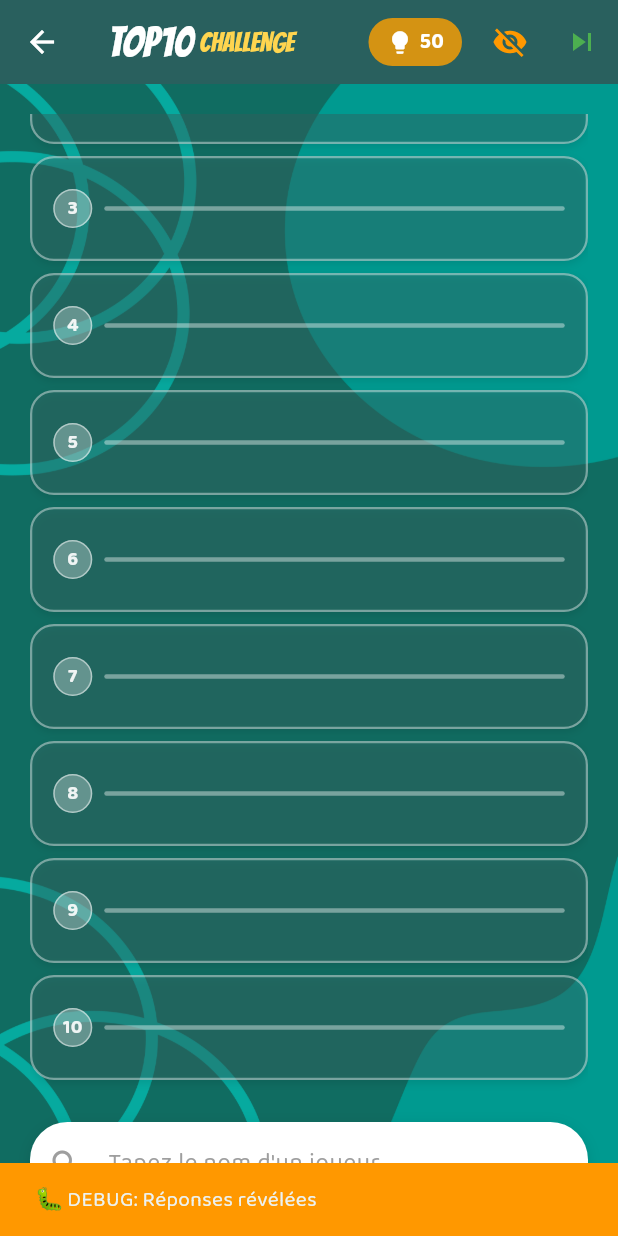
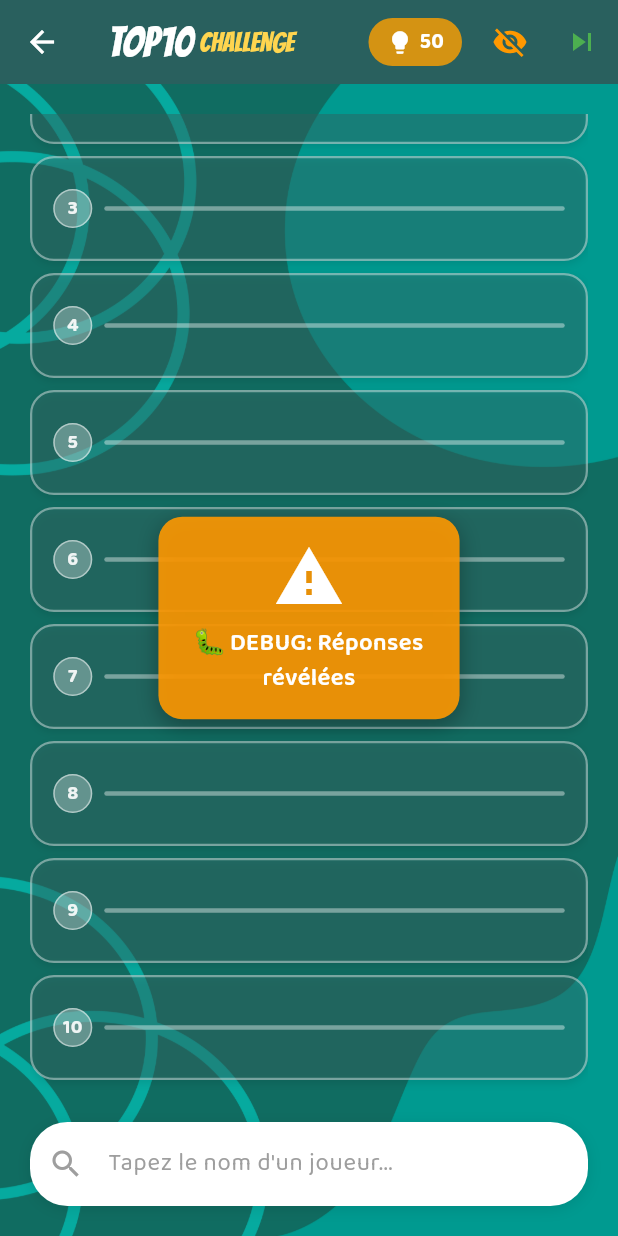
Before and after one commit to matMISY/top10challenge, a Flutter app: the GameScreen screen opened directly with empty values, scrolled down 302 dp, after a tap on the "visibility" icon, on a phone screen of 412 x 824 dp. Run offline on Flutter 3.47's test engine with Material 3 defaults, Android fonts, the phone set to English and light mode, and no system bars; our stand-ins replace google_fonts, google_mobile_ads, shared_preferences; missing offline and left inert: flag; accounts and stored records are empty; project files that could hold a hidden picture were left out.

Commit message:
Remplacer les SnackBar par un système de feedback overlay animé
- Créer le widget OverlayFeedback avec animations centrées (scale, shake, fade)
- Ajouter le service FeedbackService pour la gestion centralisée
- Implémenter la configuration FeedbackConfig (durée paramétrable à 1.5s)
- Remplacer tous les SnackBar dans game_screen.dart et home_screen.dart
- Ajouter feedback pour bonnes réponses et action pub pour points insuffisants
- Améliorer l'UX avec animations différenciées et feedback haptique

🤖 Generated with [Claude Code](https://claude.ai/code)

Co-Authored-By: Claude <noreply@anthropic.com>

```diff
--- /dev/null
+++ b/lib/config/feedback_config.dart
@@ -0,0 +1,35 @@
+class FeedbackConfig {
+  // Durées des feedbacks overlay (en millisecondes)
+  static const int defaultFeedbackDurationMs = 1500;
+  static const int shortFeedbackDurationMs = 1000;
+  static const int longFeedbackDurationMs = 3000;
+
+  // Durées par type de feedback
+  static const int successFeedbackDurationMs = defaultFeedbackDurationMs;
+  static const int errorFeedbackDurationMs = defaultFeedbackDurationMs;
+  static const int warningFeedbackDurationMs = defaultFeedbackDurationMs;
+  static const int infoFeedbackDurationMs = defaultFeedbackDurationMs;
+  static const int pointsFeedbackDurationMs = defaultFeedbackDurationMs;
+  static const int livesFeedbackDurationMs = defaultFeedbackDurationMs;
+
+  // Durées pour des cas spécifiques (si nécessaire)
+  static const int gameOverFeedbackDurationMs = longFeedbackDurationMs;
+  static const int levelCompletedFeedbackDurationMs = longFeedbackDurationMs;
+  static const int debugFeedbackDurationMs = shortFeedbackDurationMs;
+
+  // Getters pour faciliter l'utilisation
+  static Duration get defaultDuration => Duration(milliseconds: defaultFeedbackDurationMs);
+  static Duration get shortDuration => Duration(milliseconds: shortFeedbackDurationMs);
+  static Duration get longDuration => Duration(milliseconds: longFeedbackDurationMs);
+
+  static Duration get successDuration => Duration(milliseconds: successFeedbackDurationMs);
+  static Duration get errorDuration => Duration(milliseconds: errorFeedbackDurationMs);
+  static Duration get warningDuration => Duration(milliseconds: warningFeedbackDurationMs);
+  static Duration get infoDuration => Duration(milliseconds: infoFeedbackDurationMs);
+  static Duration get pointsDuration => Duration(milliseconds: pointsFeedbackDurationMs);
+  static Duration get livesDuration => Duration(milliseconds: livesFeedbackDurationMs);
+
+  static Duration get gameOverDuration => Duration(milliseconds: gameOverFeedbackDurationMs);
+  static Duration get levelCompletedDuration => Duration(milliseconds: levelCompletedFeedbackDurationMs);
+  static Duration get debugDuration => Duration(milliseconds: debugFeedbackDurationMs);
+}
--- /dev/null
+++ b/lib/services/feedback_service.dart
@@ -0,0 +1,120 @@
+import 'package:flutter/material.dart';
+import '../widgets/overlay_feedback.dart';
+import '../config/feedback_config.dart';
+
+class FeedbackService {
+  static OverlayEntry? _currentOverlay;
+
+  static void show(
+    BuildContext context, {
+    required String message,
+    required FeedbackType type,
+    Duration? duration,
+    VoidCallback? onAction,
+    String? actionLabel,
+  }) {
+    // Supprimer l'overlay précédent s'il existe
+    _currentOverlay?.remove();
+
+    _currentOverlay = OverlayEntry(
+      builder: (context) => Positioned.fill(
+        child: Material(
+          color: Colors.transparent,
+          child: Center(
+            child: OverlayFeedback(
+              message: message,
+              type: type,
+              duration: duration,
+              onAction: onAction,
+              actionLabel: actionLabel,
+              onComplete: () {
+                _currentOverlay?.remove();
+                _currentOverlay = null;
+              },
+            ),
+          ),
+        ),
+      ),
+    );
+
+    Overlay.of(context).insert(_currentOverlay!);
+  }
+
+  static void clear() {
+    _currentOverlay?.remove();
+    _currentOverlay = null;
+  }
+
+  // Méthodes de convenance pour les différents types de feedback
+  static void showSuccess(BuildContext context, String message, {Duration? duration}) {
+    show(context, message: message, type: FeedbackType.success, duration: duration ?? FeedbackConfig.successDuration);
+  }
+
+  static void showError(BuildContext context, String message, {Duration? duration}) {
+    show(context, message: message, type: FeedbackType.error, duration: duration ?? FeedbackConfig.errorDuration);
+  }
+
+  static void showWarning(BuildContext context, String message, {Duration? duration}) {
+    show(context, message: message, type: FeedbackType.warning, duration: duration ?? FeedbackConfig.warningDuration);
+  }
+
+  static void showInfo(BuildContext context, String message, {Duration? duration}) {
+    show(context, message: message, type: FeedbackType.info, duration: duration ?? FeedbackConfig.infoDuration);
+  }
+
+  static void showPoints(BuildContext context, String message, {Duration? duration}) {
+    show(context, message: message, type: FeedbackType.points, duration: duration ?? FeedbackConfig.pointsDuration);
+  }
+
+  static void showLives(BuildContext context, String message, {Duration? duration}) {
+    show(context, message: message, type: FeedbackType.lives, duration: duration ?? FeedbackConfig.livesDuration);
+  }
+
+  // Méthodes spécifiques au gameplay
+  static void showWrongAnswer(BuildContext context, int livesRemaining) {
+    showError(
+      context,
+      'Mauvaise réponse !\n$livesRemaining ${livesRemaining > 1 ? 'vies restantes' : 'vie restante'}'
+    );
+  }
+
+  static void showAlreadyFound(BuildContext context) {
+    showWarning(context, 'Cette réponse a\ndéjà été trouvée !');
+  }
+
+  static void showNoLives(BuildContext context) {
+    showError(context, 'Plus de vies !\nAttendez qu\'elles\nse récupèrent.');
+  }
+
+  static void showLifeGained(BuildContext context) {
+    showLives(context, 'Vous avez gagné\n1 vie !\nContinuez à jouer !');
+  }
+
+  static void showPointsGained(BuildContext context, int points) {
+    showPoints(context, '✨ +$points points\nd\'indices gagnés !');
+  }
+
+  static void showInsufficientPoints(BuildContext context, int needed, VoidCallback onWatchAd) {
+    show(
+      context,
+      message: 'Points insuffisants\n(besoin de $needed points)',
+      type: FeedbackType.warning,
+      duration: FeedbackConfig.warningDuration,
+      onAction: onWatchAd,
+      actionLabel: 'Voir une pub',
+    );
+  }
+
+  static void showAdNotAvailable(BuildContext context, String? timeUntil) {
+    showWarning(
+      context,
+      timeUntil != null
+        ? 'Prochaine pub\ndisponible dans\n$timeUntil'
+        : 'Publicité non\ndisponible'
+    );
+  }
+
+  static void showAdError(BuildContext context) {
+    showError(context, 'Erreur lors du\nchargement de\nla publicité');
+  }
+}
--- /dev/null
+++ b/lib/widgets/overlay_feedback.dart
@@ -0,0 +1,249 @@
+import 'package:flutter/material.dart';
+import 'package:flutter/services.dart';
+import '../config/feedback_config.dart';
+
+enum FeedbackType {
+  success,
+  error,
+  warning,
+  info,
+  points,
+  lives,
+}
+
+class OverlayFeedback extends StatefulWidget {
+  final String message;
+  final FeedbackType type;
+  final Duration duration;
+  final VoidCallback? onComplete;
+  final VoidCallback? onAction;
+  final String? actionLabel;
+
+  const OverlayFeedback({
+    super.key,
+    required this.message,
+    required this.type,
+    Duration? duration,
+    this.onComplete,
+    this.onAction,
+    this.actionLabel,
+  }) : duration = duration ?? FeedbackConfig.defaultDuration;
+
+  @override
+  State<OverlayFeedback> createState() => _OverlayFeedbackState();
+}
+
+class _OverlayFeedbackState extends State<OverlayFeedback>
+    with TickerProviderStateMixin {
+  late AnimationController _scaleController;
+  late AnimationController _fadeController;
+  late AnimationController _shakeController;
+
+  late Animation<double> _scaleAnimation;
+  late Animation<double> _fadeAnimation;
+  late Animation<double> _shakeAnimation;
+
+  @override
+  void initState() {
+    super.initState();
+
+    _scaleController = AnimationController(
+      duration: const Duration(milliseconds: 600),
+      vsync: this,
+    );
+
+    _fadeController = AnimationController(
+      duration: const Duration(milliseconds: 400),
+      vsync: this,
+    );
+
+    _shakeController = AnimationController(
+      duration: const Duration(milliseconds: 800),
+      vsync: this,
+    );
+
+    _scaleAnimation = Tween<double>(begin: 0.0, end: 1.0).animate(
+      CurvedAnimation(parent: _scaleController, curve: Curves.elasticOut),
+    );
+
+    _fadeAnimation = Tween<double>(begin: 0.0, end: 1.0).animate(
+      CurvedAnimation(parent: _fadeController, curve: Curves.easeIn),
+    );
+
+    _shakeAnimation = Tween<double>(begin: 0.0, end: 1.0).animate(
+      CurvedAnimation(parent: _shakeController, curve: Curves.easeInOut),
+    );
+
+    _startAnimation();
+  }
+
+  void _startAnimation() async {
+    // Haptic feedback
+    switch (widget.type) {
+      case FeedbackType.success:
+      case FeedbackType.points:
+      case FeedbackType.lives:
+        HapticFeedback.lightImpact();
+        break;
+      case FeedbackType.error:
+        HapticFeedback.heavyImpact();
+        break;
+      default:
+        HapticFeedback.selectionClick();
+    }
+
+    // Démarrer l'animation d'entrée
+    _fadeController.forward();
+
+    if (widget.type == FeedbackType.error) {
+      // Animation de shake pour les erreurs
+      await _shakeController.forward();
+    } else {
+      // Animation de scale pour les autres types
+      await _scaleController.forward();
+    }
+
+    // Attendre la durée spécifiée
+    await Future.delayed(widget.duration);
+
+    // Animation de sortie
+    await _fadeController.reverse();
+
+    // Appeler le callback si fourni
+    widget.onComplete?.call();
+  }
+
+  @override
+  void dispose() {
+    _scaleController.dispose();
+    _fadeController.dispose();
+    _shakeController.dispose();
+    super.dispose();
+  }
+
+  IconData _getIcon() {
+    switch (widget.type) {
+      case FeedbackType.success:
+        return Icons.check_circle;
+      case FeedbackType.error:
+        return Icons.cancel;
+      case FeedbackType.warning:
+        return Icons.warning;
+      case FeedbackType.info:
+        return Icons.info;
+      case FeedbackType.points:
+        return Icons.lightbulb;
+      case FeedbackType.lives:
+        return Icons.favorite;
+    }
+  }
+
+  Color _getColor() {
+    switch (widget.type) {
+      case FeedbackType.success:
+        return Colors.green;
+      case FeedbackType.error:
+        return Colors.red;
+      case FeedbackType.warning:
+        return Colors.orange;
+      case FeedbackType.info:
+        return Colors.blue;
+      case FeedbackType.points:
+        return Colors.amber;
+      case FeedbackType.lives:
+        return Colors.red.shade400;
+    }
+  }
+
+  Color _getBackgroundColor() {
+    return _getColor().withValues(alpha: 0.9);
+  }
+
+  @override
+  Widget build(BuildContext context) {
+    return AnimatedBuilder(
+      animation: Listenable.merge([_scaleController, _fadeController, _shakeController]),
+      builder: (context, child) {
+        double shake = 0.0;
+        double scale = 1.0;
+
+        if (widget.type == FeedbackType.error) {
+          // Animation de shake pour les erreurs
+          shake = _shakeAnimation.value * 10 * (1 - _shakeAnimation.value);
+          scale = 0.8 + (_shakeAnimation.value * 0.4); // Scale de 0.8 à 1.2
+        } else {
+          // Animation de scale normale
+          scale = _scaleAnimation.value;
+        }
+
+        return FadeTransition(
+          opacity: _fadeAnimation,
+          child: Transform.translate(
+            offset: Offset(shake, 0),
+            child: Transform.scale(
+              scale: scale,
+              child: Material(
+                color: Colors.transparent,
+                child: Container(
+                  constraints: const BoxConstraints(maxWidth: 280),
+                  padding: const EdgeInsets.symmetric(horizontal: 24, vertical: 16),
+                  decoration: BoxDecoration(
+                    color: _getBackgroundColor(),
+                    borderRadius: BorderRadius.circular(16),
+                    boxShadow: [
+                      BoxShadow(
+                        color: Colors.black.withValues(alpha: 0.3),
+                        blurRadius: 12,
+                        offset: const Offset(0, 4),
+                      ),
+                    ],
+                  ),
+                  child: Column(
+                    mainAxisSize: MainAxisSize.min,
+                    children: [
+                      Icon(
+                        _getIcon(),
+                        color: Colors.white,
+                        size: 48,
+                      ),
+                      const SizedBox(height: 8),
+                      Text(
+                        widget.message,
+                        textAlign: TextAlign.center,
+                        style: const TextStyle(
+                          color: Colors.white,
+                          fontSize: 16,
+                          fontWeight: FontWeight.w600,
+                        ),
+                      ),
+                      if (widget.onAction != null && widget.actionLabel != null) ...[
+                        const SizedBox(height: 16),
+                        ElevatedButton.icon(
+                          onPressed: () {
+                            widget.onAction?.call();
+                            widget.onComplete?.call();
+                          },
+                          icon: const Icon(Icons.play_circle_filled, size: 16),
+                          label: Text(widget.actionLabel!),
+                          style: ElevatedButton.styleFrom(
+                            backgroundColor: Colors.white,
+                            foregroundColor: _getColor(),
+                            padding: const EdgeInsets.symmetric(horizontal: 16, vertical: 8),
+                            textStyle: const TextStyle(
+                              fontSize: 14,
+                              fontWeight: FontWeight.bold,
+                            ),
+                          ),
+                        ),
+                      ],
+                    ],
+                  ),
+                ),
+              ),
+            ),
+          ),
+        );
+      },
+    );
+  }
+}
```
Also changed, not shown: lib/screens/game_screen.dart (+22 -98 lines), lib/screens/home_screen.dart (+7 -54 lines).
